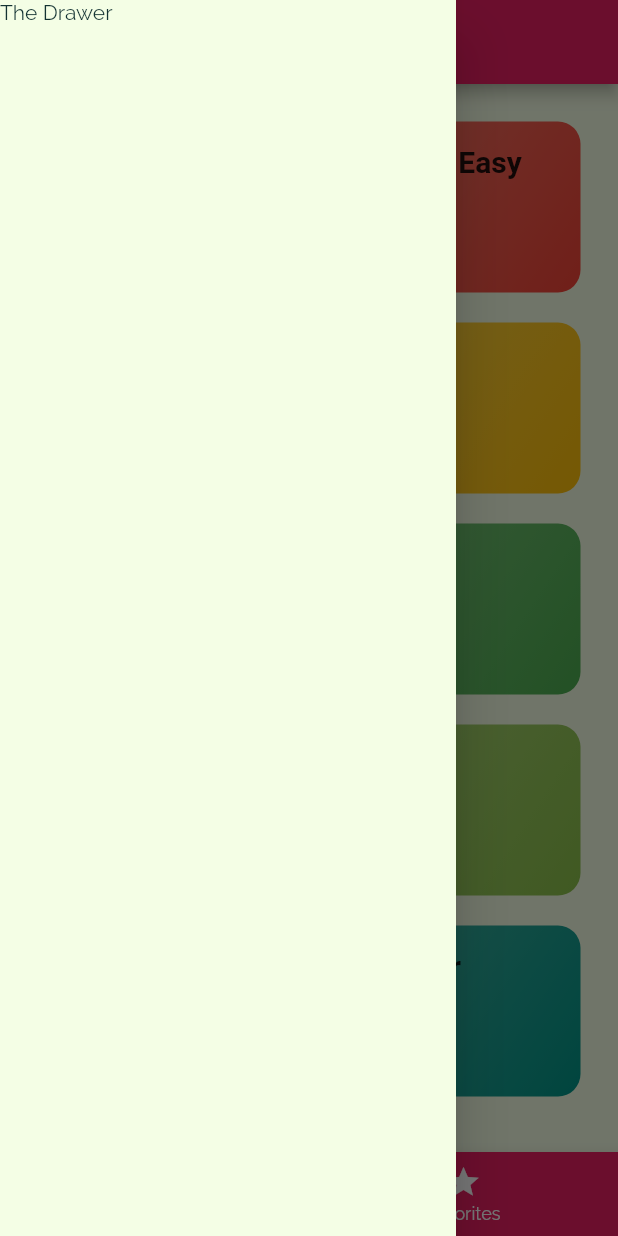
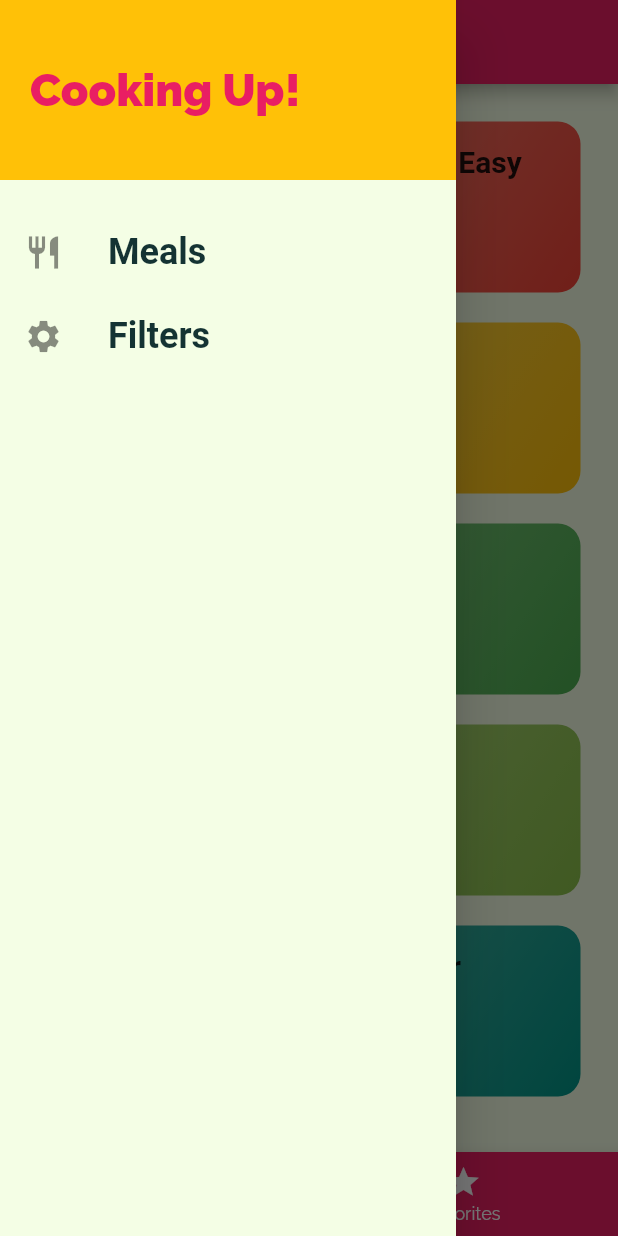
Before and after one commit to DarkoPG27/flutter-recipe-app, a Flutter app: the screen it shows after launch, with the side drawer open, on a phone screen of 412 x 824 dp. Run offline on Flutter 3.47's test engine with Material 2 defaults, Android fonts, the phone set to English and light mode, and no system bars; Roboto replaces fonts that are missing (RobotoCondensed, Robotocondensed).

Commit message:
Adding a Custom Drawer

```diff
--- a/lib/screens/tabs_screen.dart
+++ b/lib/screens/tabs_screen.dart
@@ -1,4 +1,5 @@
 import 'package:flutter/material.dart';
+import '../widgets/main_drawer.dart';
 import './favorites_screen.dart';
 import './categories_screen.dart';
 
@@ -33,9 +34,7 @@
       appBar: AppBar(
         title: Text(_pages[_selectedPageIndex]['title'] as String),
       ),
-      drawer: Drawer(
-        child: Text('The Drawer'),
-      ),
+      drawer: MainDrawer(),
       body: _pages[_selectedPageIndex]['page'] as Widget,
       bottomNavigationBar: BottomNavigationBar(
         onTap: _selectPage,
--- a/lib/widgets/main_drawer.dart
+++ b/lib/widgets/main_drawer.dart
@@ -1,8 +1,59 @@
 import 'package:flutter/material.dart';
 
 class MainDrawer extends StatelessWidget {
+  Widget buildListTile(String title, IconData icon) {
+    return ListTile(
+      leading: Icon(
+        icon,
+        size: 26,
+      ),
+      title: Text(
+        title,
+        style: TextStyle(
+          fontFamily: 'RobotoCondensed',
+          fontSize: 24,
+          fontWeight: FontWeight.bold,
+        ),
+      ),
+      onTap: () {
+        //...
+      },
+    );
+  }
+
   @override
   Widget build(BuildContext context) {
-    return const Placeholder();
+    return Drawer(
+      child: Column(
+        children: [
+          Container(
+            height: 120,
+            width: double.infinity,
+            padding: EdgeInsets.all(20),
+            alignment: Alignment.centerLeft,
+            color: Theme.of(context).accentColor,
+            child: Text(
+              'Cooking Up!',
+              style: TextStyle(
+                fontWeight: FontWeight.w900,
+                fontSize: 30,
+                color: Theme.of(context).primaryColor,
+              ),
+            ),
+          ),
+          SizedBox(
+            height: 20,
+          ),
+          buildListTile(
+            'Meals',
+            Icons.restaurant,
+          ),
+          buildListTile(
+            'Filters',
+            Icons.settings,
+          ),
+        ],
+      ),
+    );
   }
 }
```
